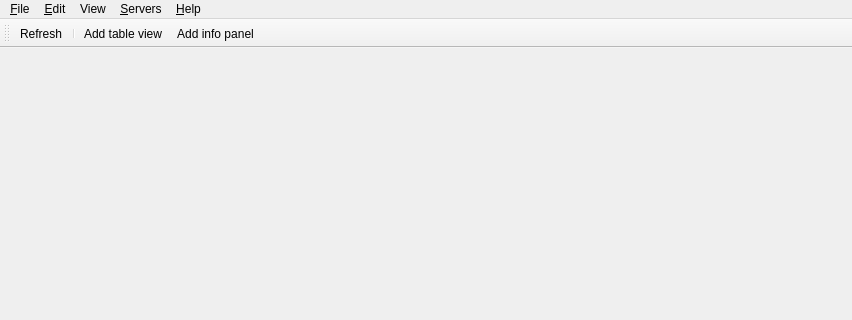
First picture: the form in Viewer/src/MainWindow.ui, repository ecmwf/ecflow, before the edit; both pictures show x 0 to 852 and y 0 to 320 of the 852 by 675 pixel window.
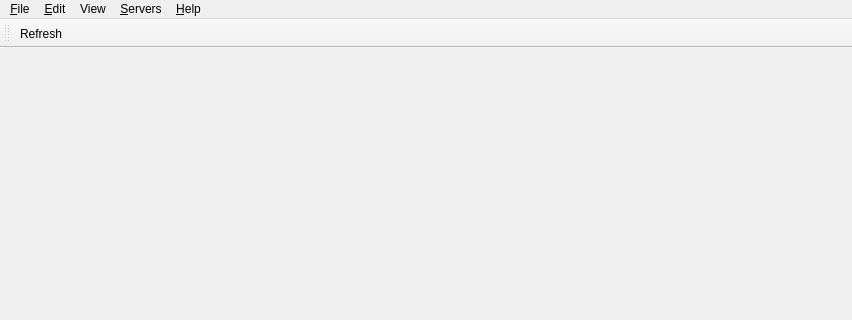
Second picture: the form after the edit. Icons and pictures are not drawn.

Commit message: ecFlowUI: move start info panel dialog buttons to the toolbar ECFLOW-414

```diff
--- a/Viewer/src/MainWindow.ui
+++ b/Viewer/src/MainWindow.ui
@@ -122,9 +122,6 @@
     <bool>false</bool>
    </attribute>
    <addaction name="actionRefresh"/>
-   <addaction name="separator"/>
-   <addaction name="actionAddTableWidget"/>
-   <addaction name="actionAddInfoPanel"/>
   </widget>
   <action name="actionClose">
    <property name="icon">
```
Left out of the diff: 4 changed lines with no effect on the pictures. The commit also changes 26 other files.
